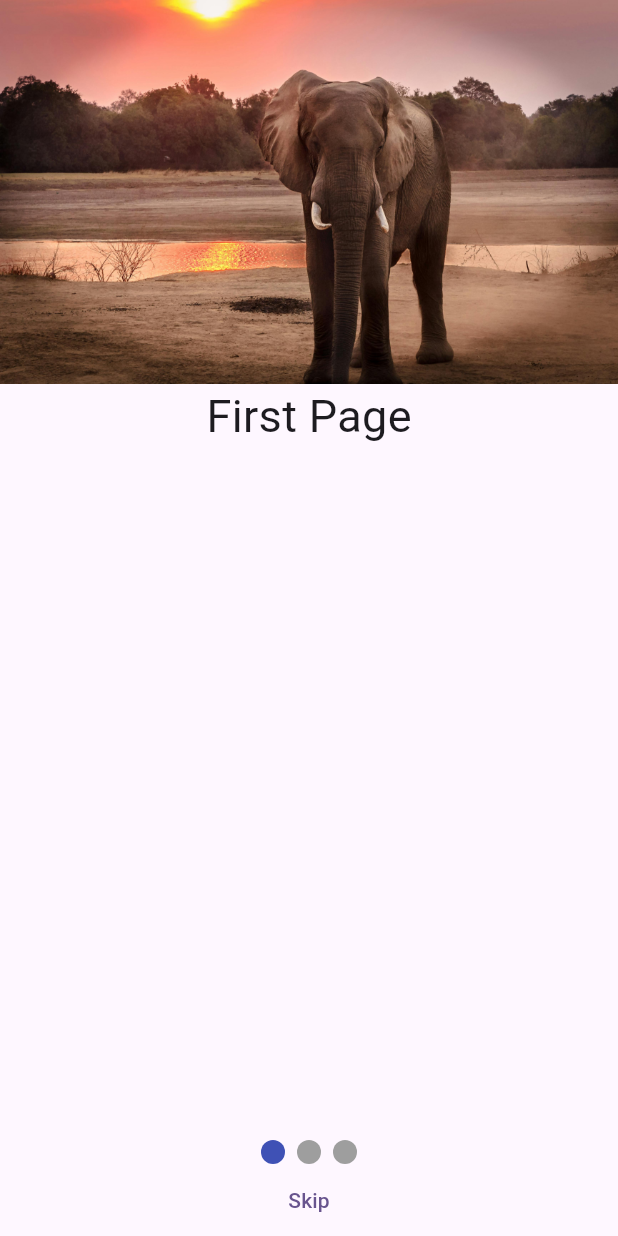
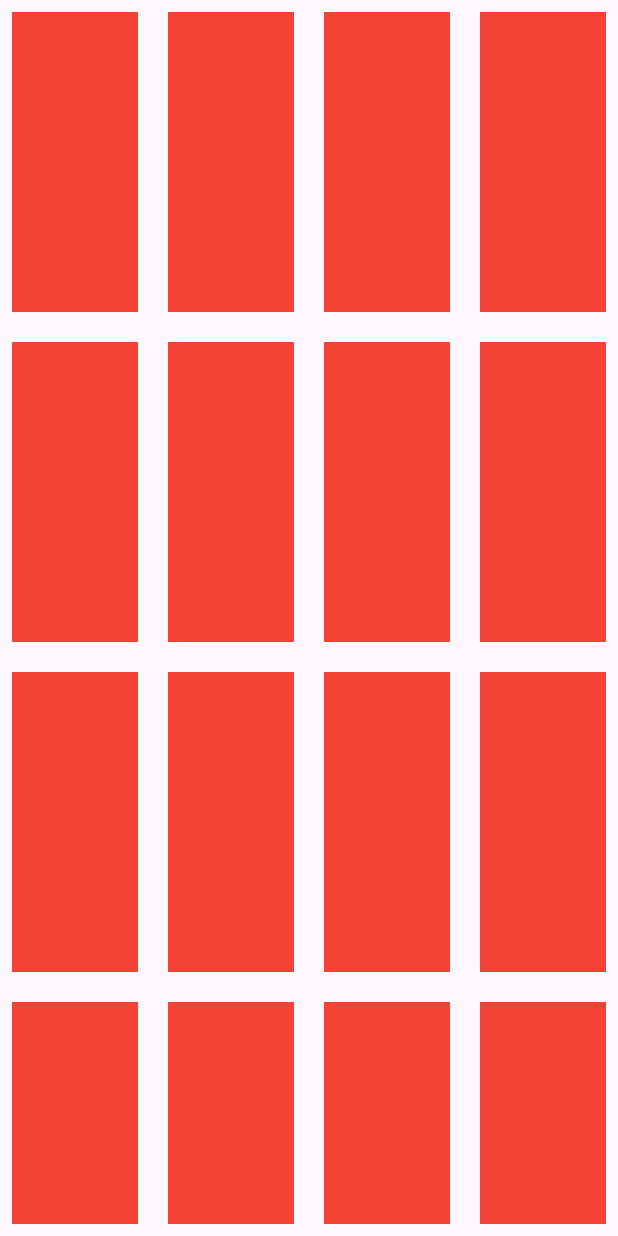
Before and after one commit to AbRehman536/mustafa_frontend, a Flutter app: the screen it shows after launch, on a phone screen of 412 x 824 dp. Run offline on Flutter 3.47's test engine with Material 3 defaults, Android fonts, the light colour scheme and no system bars; drawn by our look-alikes of smooth_page_indicator.

Commit message:
Grid View done

```diff
--- /dev/null
+++ b/lib/girdview/gridview_builder.dart
@@ -0,0 +1,23 @@
+import 'package:flutter/material.dart';
+
+class GridviewBuilderDemo extends StatelessWidget {
+  const GridviewBuilderDemo({super.key});
+
+  @override
+  Widget build(BuildContext context) {
+    return Scaffold(
+      body: Padding(
+        padding: const EdgeInsets.all(8.0),
+        child: GridView.builder(
+            gridDelegate: SliverGridDelegateWithMaxCrossAxisExtent(
+                crossAxisSpacing: 20,mainAxisSpacing: 20,
+            mainAxisExtent: 200, maxCrossAxisExtent: 100
+            ),
+          itemCount: 40,
+          itemBuilder: (BuildContext context, int index) {
+              return Container(color: Colors.red,);
+          },)
+      ),
+    );
+  }
+}
--- a/lib/main.dart
+++ b/lib/main.dart
@@ -1,5 +1,7 @@
 import 'package:flutter/material.dart';
 import 'package:mustafa_frontend/appbar.dart';
+import 'package:mustafa_frontend/girdview/gridview_builder.dart';
+import 'package:mustafa_frontend/girdview/gridview_count.dart';
 import 'package:mustafa_frontend/images.dart';
 import 'package:mustafa_frontend/listTile.dart';
 import 'package:mustafa_frontend/pageview.dart';
@@ -36,7 +38,7 @@ class MyApp extends StatelessWidget {
         // tested with just a hot reload.
         colorScheme: ColorScheme.fromSeed(seedColor: Colors.deepPurple),
       ),
-      home: PageviewDemo(),
+      home: GridviewBuilderDemo(),
     );
   }
 }
```
Also changed, not shown: lib/girdview/gridview_count.dart (added, +24 -0 lines).
